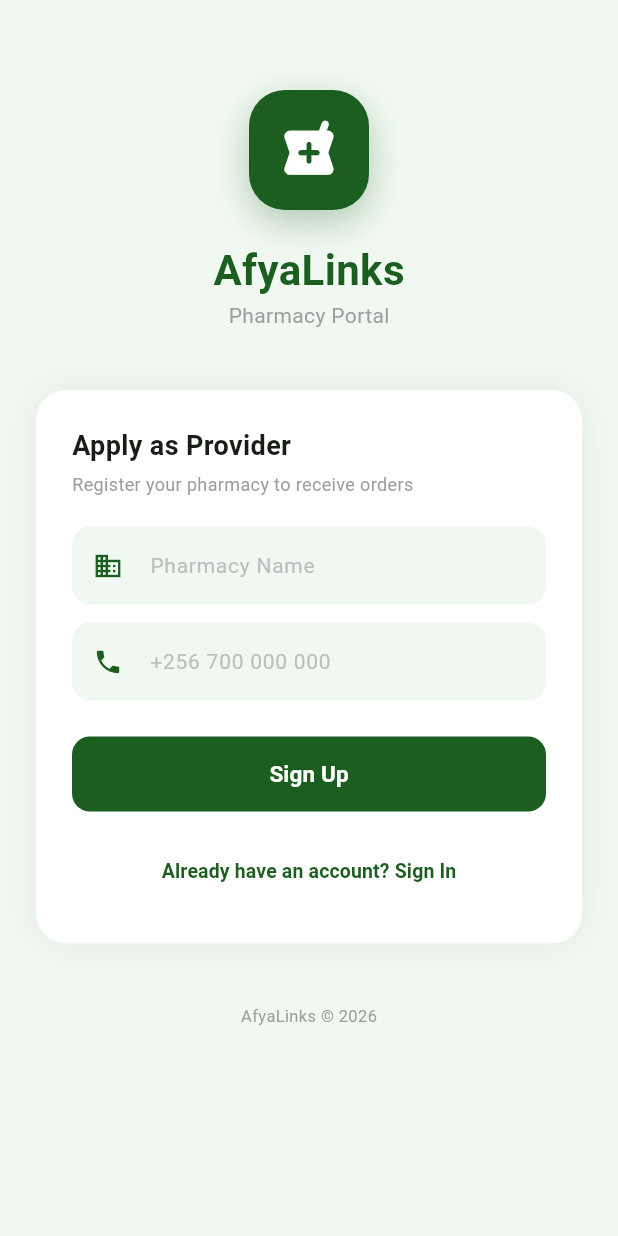
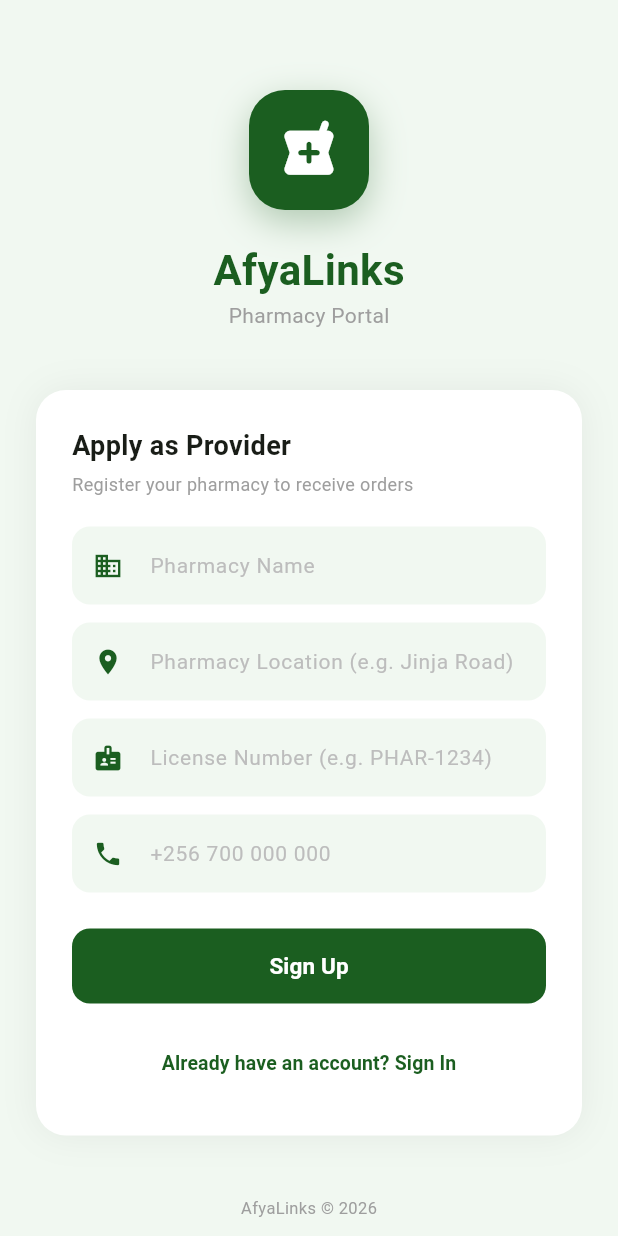
Before and after one commit to ugwest3-cmd/Afya-Links, a Flutter app: the screen it shows after launch, after a tap on "New Pharmacy? Register Here", on a phone screen of 412 x 824 dp. Run offline on Flutter 3.47's test engine with Material 3 defaults, Android fonts, the phone set to English and light mode, and no system bars; our stand-ins replace file_picker, shared_preferences; network calls fail.

Commit message:
fix: resolve auth otp failures, add missing profile fields, update profile ui

```diff
--- a/clinic_app/lib/api_service.dart
+++ b/clinic_app/lib/api_service.dart
@@ -29,7 +29,7 @@ class ApiService {
     );
   }
 
-  static Future<http.Response> verifyOtp(String phone, String otp, {String? name}) {
+  static Future<http.Response> verifyOtp(String phone, String otp, {String? name, String? location, String? licenseNumber}) {
     return http.post(
       Uri.parse('$baseUrl/auth/verify-otp'),
       headers: {'Content-Type': 'application/json'},
@@ -38,6 +38,8 @@ class ApiService {
         'otp': otp,
         'role': 'CLINIC',
         if (name != null) 'name': name,
+        if (location != null) 'location': location,
+        if (licenseNumber != null) 'license_number': licenseNumber,
       }),
     );
   }
@@ -103,6 +105,8 @@ class ApiService {
       headers: headers,
       body: jsonEncode({'drug_names': drugNames, 'pharmacy_ids': pharmacyIds}),
     );
+  }
+
   /// GET /api/clinics/stats
   static Future<http.Response> getDashboardStats() async {
     final headers = await _authHeaders();
--- a/clinic_app/lib/login.dart
+++ b/clinic_app/lib/login.dart
@@ -17,17 +17,29 @@ class _LoginScreenState extends State<LoginScreen> {
   bool _otpSent = false;
   bool _loading = false;
   bool _isSignUp = false;
+  final _locationCtrl = TextEditingController();
+  final _hwidCtrl = TextEditingController();
 
-  static const _primary = Color(0xFF0D47A1);
+  static const _primary = Color(0xFF0D6EFD);
 
   Future<void> _sendOtp() async {
     if (_phoneCtrl.text.trim().isEmpty) {
       _showSnack('Enter a phone number', isError: true);
       return;
     }
-    if (_isSignUp && _nameCtrl.text.trim().isEmpty) {
-      _showSnack('Enter your clinic name', isError: true);
-      return;
+    if (_isSignUp) {
+      if (_nameCtrl.text.trim().isEmpty) {
+        _showSnack('Enter your clinic name', isError: true);
+        return;
+      }
+      if (_locationCtrl.text.trim().isEmpty) {
+        _showSnack('Enter your clinic location', isError: true);
+        return;
+      }
+      if (_hwidCtrl.text.trim().isEmpty) {
+        _showSnack('Enter your Health Worker ID or License', isError: true);
+        return;
+      }
     }
     setState(() => _loading = true);
     try {
@@ -56,6 +68,8 @@ class _LoginScreenState extends State<LoginScreen> {
         _phoneCtrl.text.trim(),
         _otpCtrl.text.trim(),
         name: _isSignUp ? _nameCtrl.text.trim() : null,
+        location: _isSignUp ? _locationCtrl.text.trim() : null,
+        licenseNumber: _isSignUp ? _hwidCtrl.text.trim() : null,
       );
 
       // Wait, ApiService.verifyOtp needs to support name. Let me update that too.
@@ -134,7 +148,11 @@ class _LoginScreenState extends State<LoginScreen> {
 
                     if (!_otpSent) ...[
                       if (_isSignUp) ...[
-                        _InputField(controller: _nameCtrl, hint: 'Clinic Name', icon: Icons.business, type: TextInputType.text),
+                        _InputField(controller: _nameCtrl, hint: 'Clinic Name', icon: Icons.local_hospital, type: TextInputType.text),
+                        const SizedBox(height: 12),
+                        _InputField(controller: _locationCtrl, hint: 'Clinic Location (e.g. Kampala Road)', icon: Icons.location_on, type: TextInputType.text),
+                        const SizedBox(height: 12),
+                        _InputField(controller: _hwidCtrl, hint: 'Health Worker ID / License No.', icon: Icons.badge, type: TextInputType.text),
                         const SizedBox(height: 12),
                       ],
                       _InputField(controller: _phoneCtrl, hint: '+256 700 000 000', icon: Icons.phone, type: TextInputType.phone),
--- a/pharmacy_app/lib/api_service.dart
+++ b/pharmacy_app/lib/api_service.dart
@@ -27,7 +27,7 @@ class ApiService {
         body: jsonEncode({'phone': phone}),
       );
 
-  static Future<http.Response> verifyOtp(String phone, String otp, {String? name}) => http.post(
+  static Future<http.Response> verifyOtp(String phone, String otp, {String? name, String? location, String? licenseNumber}) => http.post(
         Uri.parse('$baseUrl/auth/verify-otp'),
         headers: {'Content-Type': 'application/json'},
         body: jsonEncode({
@@ -35,6 +35,8 @@ class ApiService {
           'otp': otp,
           'role': 'PHARMACY',
           if (name != null) 'name': name,
+          if (location != null) 'location': location,
+          if (licenseNumber != null) 'license_number': licenseNumber,
         }),
       );
 
@@ -83,6 +85,8 @@ class ApiService {
   static Future<http.Response> getProfileStatus() async {
     final headers = await _authHeaders();
     return http.get(Uri.parse('$baseUrl/users/status'), headers: headers);
+  }
+
   /// GET /api/pharmacies/stats
   static Future<http.Response> getDashboardStats() async {
     final headers = await _authHeaders();
--- a/pharmacy_app/lib/login.dart
+++ b/pharmacy_app/lib/login.dart
@@ -17,6 +17,8 @@ class _LoginScreenState extends State<LoginScreen> {
   bool _otpSent = false;
   bool _loading = false;
   bool _isSignUp = false;
+  final _locationCtrl = TextEditingController();
+  final _licenseCtrl = TextEditingController();
 
   static const _primary = Color(0xFF1B5E20);
 
@@ -25,9 +27,19 @@ class _LoginScreenState extends State<LoginScreen> {
       _showSnack('Enter a phone number', isError: true);
       return;
     }
-    if (_isSignUp && _nameCtrl.text.trim().isEmpty) {
-      _showSnack('Enter your pharmacy name', isError: true);
-      return;
+    if (_isSignUp) {
+      if (_nameCtrl.text.trim().isEmpty) {
+        _showSnack('Enter your pharmacy name', isError: true);
+        return;
+      }
+      if (_locationCtrl.text.trim().isEmpty) {
+        _showSnack('Enter your pharmacy location', isError: true);
+        return;
+      }
+      if (_licenseCtrl.text.trim().isEmpty) {
+        _showSnack('Enter your pharmacy license number', isError: true);
+        return;
+      }
     }
     setState(() => _loading = true);
     try {
@@ -55,6 +67,8 @@ class _LoginScreenState extends State<LoginScreen> {
         _phoneCtrl.text.trim(),
         _otpCtrl.text.trim(),
         name: _isSignUp ? _nameCtrl.text.trim() : null,
+        location: _isSignUp ? _locationCtrl.text.trim() : null,
+        licenseNumber: _isSignUp ? _licenseCtrl.text.trim() : null,
       );
       if (res.statusCode == 200) {
         final data = jsonDecode(res.body);
@@ -131,6 +145,10 @@ class _LoginScreenState extends State<LoginScreen> {
                     if (!_otpSent) ...[
                       if (_isSignUp) ...[
                         _InputField(controller: _nameCtrl, hint: 'Pharmacy Name', icon: Icons.business, type: TextInputType.text),
+                        const SizedBox(height: 12),
+                        _InputField(controller: _locationCtrl, hint: 'Pharmacy Location (e.g. Jinja Road)', icon: Icons.location_on, type: TextInputType.text),
+                        const SizedBox(height: 12),
+                        _InputField(controller: _licenseCtrl, hint: 'License Number (e.g. PHAR-1234)', icon: Icons.badge, type: TextInputType.text),
                         const SizedBox(height: 12),
                       ],
                       _InputField(controller: _phoneCtrl, hint: '+256 700 000 000', icon: Icons.phone, type: TextInputType.phone),
```
Also changed, not shown: clinic_app/lib/screen_profile.dart (+53 -11 lines), pharmacy_app/lib/pharm_screen_profile.dart (+61 -21 lines), 4 other files.
